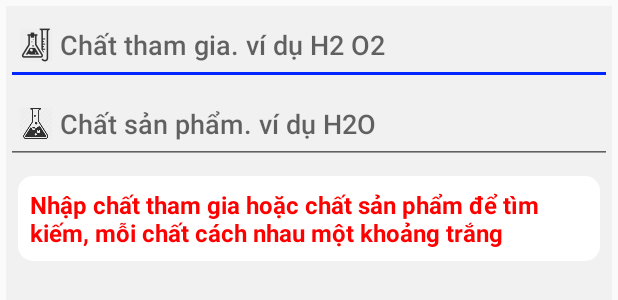
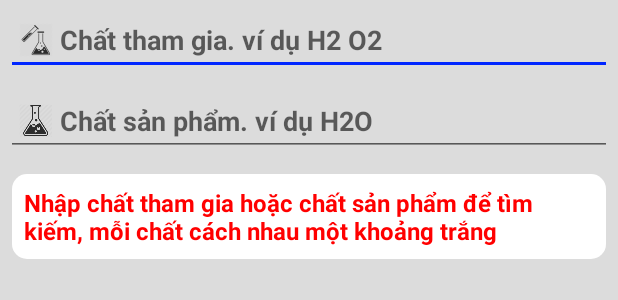
Before and after one commit to AuNguyenTrungNguyen/Luan-Van-Tot-Nghiep-App, an Android app: the layout fragment_reaction.xml on its own in the app's theme, with its tools: preview values and no code run, on a phone screen of 412 x 824 dp. Shown: the top 300 px of the screen. Run offline under Robolectric (Android 15) with nearby library versions, the phone set to English and light mode, and no system bars.

Commit message:
Reaction icon

```diff
--- a/app/src/main/java/luanvan/luanvantotnghiep/Adapter/ReactionAdapter.java
+++ b/app/src/main/java/luanvan/luanvantotnghiep/Adapter/ReactionAdapter.java
@@ -49,7 +49,7 @@ public class ReactionAdapter extends RecyclerView.Adapter<ReactionAdapter.ViewHo
         } else {
             holder.lnCondition.setVisibility(View.VISIBLE);
             holder.tvConditions.setText(chemicalReaction.getConditions());
-            holder.tvTitleCondition.setCompoundDrawablesWithIntrinsicBounds(R.drawable.icon_product, 0, 0, 0);
+            holder.tvTitleCondition.setCompoundDrawablesWithIntrinsicBounds(R.drawable.icon_condition, 0, 0, 0);
         }
 
         if (chemicalReaction.getPhenomena().equals("")) {
@@ -57,14 +57,14 @@ public class ReactionAdapter extends RecyclerView.Adapter<ReactionAdapter.ViewHo
         } else {
             holder.lnPhenomena.setVisibility(View.VISIBLE);
             holder.tvPhenomena.setText(chemicalReaction.getPhenomena());
-            holder.tvTitlePhenomena.setCompoundDrawablesWithIntrinsicBounds(R.drawable.icon_product, 0, 0, 0);
+            holder.tvTitlePhenomena.setCompoundDrawablesWithIntrinsicBounds(R.drawable.icon_phenomena, 0, 0, 0);
         }
 
         if (chemicalReaction.getReactionTypes().equals("")) {
             holder.lnReactionTypes.setVisibility(View.GONE);
         } else {
             holder.lnReactionTypes.setVisibility(View.VISIBLE);
-            holder.tvTitleReactionTypes.setCompoundDrawablesWithIntrinsicBounds(R.drawable.icon_product, 0, 0, 0);
+            holder.tvTitleReactionTypes.setCompoundDrawablesWithIntrinsicBounds(R.drawable.icon_reaction_types, 0, 0, 0);
 
             String[] types = chemicalReaction.getReactionTypes().split(",");
             FlexboxLayoutManager layoutManager = new FlexboxLayoutManager(mContext);
--- a/app/src/main/res/layout/fragment_reaction.xml
+++ b/app/src/main/res/layout/fragment_reaction.xml
@@ -4,15 +4,15 @@
     xmlns:tools="http://schemas.android.com/tools"
     android:layout_width="match_parent"
     android:layout_height="match_parent"
-    android:layout_margin="4dp"
-    android:background="#f1f1f1"
+    android:background="#DCDCDC"
     android:orientation="vertical">
 
     <EditText
         android:layout_width="match_parent"
-        android:layout_height="wrap_content"
+        android:layout_height="46dp"
+        android:layout_margin="4dp"
         android:drawableLeft="@drawable/icon_reactant"
-        android:fontFamily="sans-serif-light"
+        android:fontFamily="sans-serif"
         android:hint="Chất tham gia. ví dụ H2 O2"
         android:inputType="text"
         android:textColor="@color/black"
@@ -20,9 +20,10 @@
 
     <EditText
         android:layout_width="match_parent"
-        android:layout_height="wrap_content"
+        android:layout_height="46dp"
+        android:layout_margin="4dp"
         android:drawableLeft="@drawable/icon_product"
-        android:fontFamily="sans-serif-light"
+        android:fontFamily="sans-serif"
         android:hint="Chất sản phẩm. ví dụ H2O"
         android:inputType="text"
         android:textColor="@color/black"
@@ -37,6 +38,7 @@
         tools:ignore="ContentDescription">
 
         <TextView
+            android:id="@+id/tv_title_input"
             android:layout_width="match_parent"
             android:layout_height="wrap_content"
             android:layout_margin="8dp"
@@ -51,7 +53,7 @@
     <android.support.v7.widget.RecyclerView
         android:id="@+id/rv_reaction"
         android:layout_width="match_parent"
-        android:layout_height="wrap_content"/>
+        android:layout_height="wrap_content" />
 
 
 </LinearLayout>
--- a/app/src/main/res/values/colors.xml
+++ b/app/src/main/res/values/colors.xml
@@ -7,6 +7,7 @@
     <color name="background">#e7e5e5</color>
 
     <color name="black">#000000</color>
+    <color name="white">#ffffff</color>
     <color name="red">#ff0000</color>
     <color name="blue">#0000FF</color>
     <color name="gray">#808080</color>
```
Also changed, not shown: app/src/main/res/layout/item_reaction.xml (+7 -5 lines), app/src/main/res/drawable-hdpi/icon_condition.png (added), app/src/main/res/drawable-hdpi/icon_phenomena.png (added), app/src/main/res/drawable-hdpi/icon_reactant.png, app/src/main/res/drawable-hdpi/icon_reaction_types.png (added), app/src/main/res/drawable-mdpi/icon_condition.png (added), app/src/main/res/drawable-mdpi/icon_phenomena.png (added), app/src/main/res/drawable-mdpi/icon_reactant.png, app/src/main/res/drawable-mdpi/icon_reaction_types.png (added), app/src/main/res/drawable-xhdpi/icon_condition.png (added), app/src/main/res/drawable-xhdpi/icon_phenomena.png (added), app/src/main/res/drawable-xhdpi/icon_reactant.png, app/src/main/res/drawable-xhdpi/icon_reaction_types.png (added), app/src/main/res/drawable-xxhdpi/icon_condition.png (added), 3 more files.
